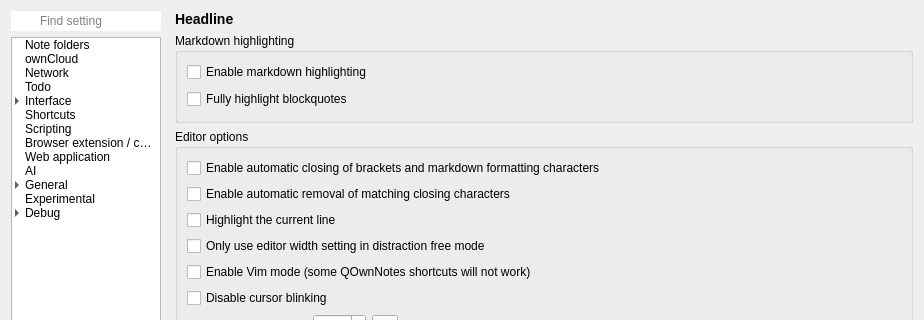
This is src/dialogs/settingsdialog.ui in pbek/QOwnNotes as Qt 5 draws it before an edit; both pictures show x 0 to 924 and y 0 to 320 of the 924 by 1207 pixel window. The edited form follows.
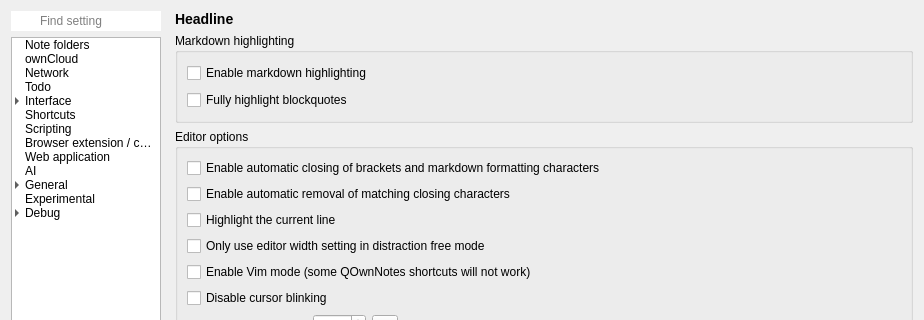
This is the edited form. The open tabs and pages were chosen to show the change. Icons and pictures are not drawn. Custom widgets are drawn as their Qt base class.

Commit message: #3130 fix: small graphical glitch under macOS in Markdown highlighting settings

Diff of the .ui file:
```diff
--- a/src/dialogs/settingsdialog.ui
+++ b/src/dialogs/settingsdialog.ui
@@ -5401,6 +5401,13 @@
                 <string>Markdown highlighting</string>
                </property>
                <layout class="QGridLayout" name="gridLayout_35">
+                <item row="1" column="1">
+                 <widget class="QCheckBox" name="fullyHighlightedBlockquotesCheckBox">
+                  <property name="text">
+                   <string>Fully highlight blockquotes</string>
+                  </property>
+                 </widget>
+                </item>
                 <item row="0" column="1" colspan="2">
                  <widget class="QCheckBox" name="markdownHighlightingCheckBox">
                   <property name="toolTip">
@@ -5411,37 +5418,6 @@
                   </property>
                  </widget>
                 </item>
-                <item row="1" column="1" colspan="2">
-                 <widget class="QFrame" name="markdownHighlightingFrame">
-                  <property name="frameShape">
-                   <enum>QFrame::Shape::NoFrame</enum>
-                  </property>
-                  <property name="frameShadow">
-                   <enum>QFrame::Shadow::Raised</enum>
-                  </property>
-                  <layout class="QVBoxLayout" name="verticalLayout_22">
-                   <property name="leftMargin">
-                    <number>0</number>
-                   </property>
-                   <property name="topMargin">
-                    <number>0</number>
-                   </property>
-                   <property name="rightMargin">
-                    <number>0</number>
-                   </property>
-                   <property name="bottomMargin">
-                    <number>0</number>
-                   </property>
-                   <item>
-                    <widget class="QCheckBox" name="fullyHighlightedBlockquotesCheckBox">
-                     <property name="text">
-                      <string>Fully highlight blockquotes</string>
-                     </property>
-                    </widget>
-                   </item>
-                  </layout>
-                 </widget>
-                </item>
                </layout>
               </widget>
              </item>
```
The commit also changes 2 other files.
